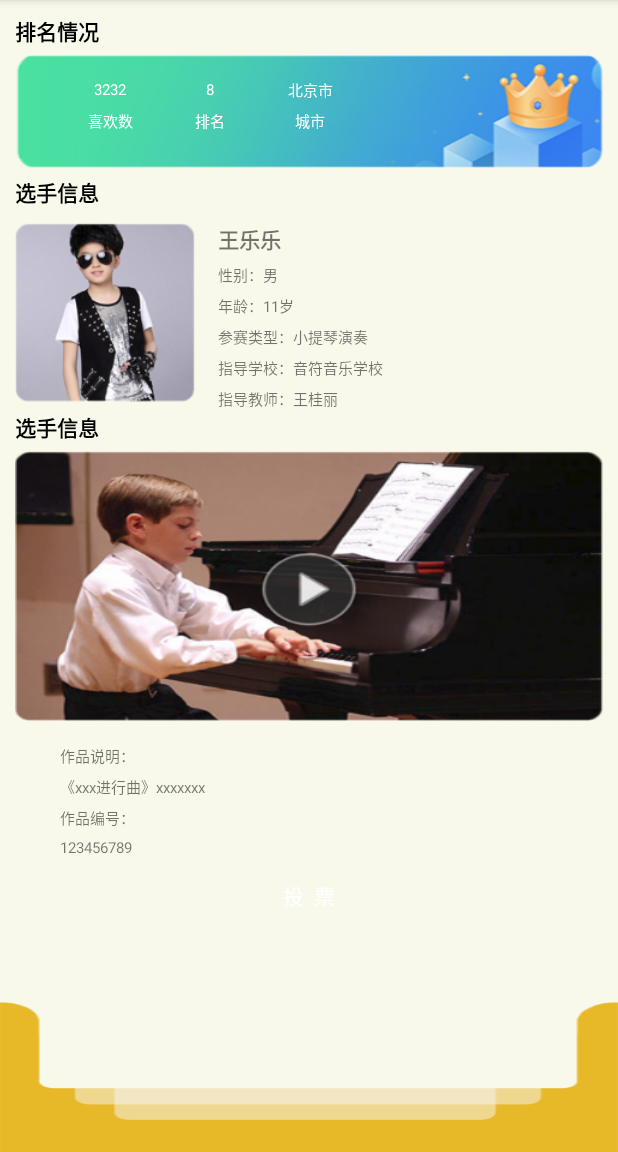
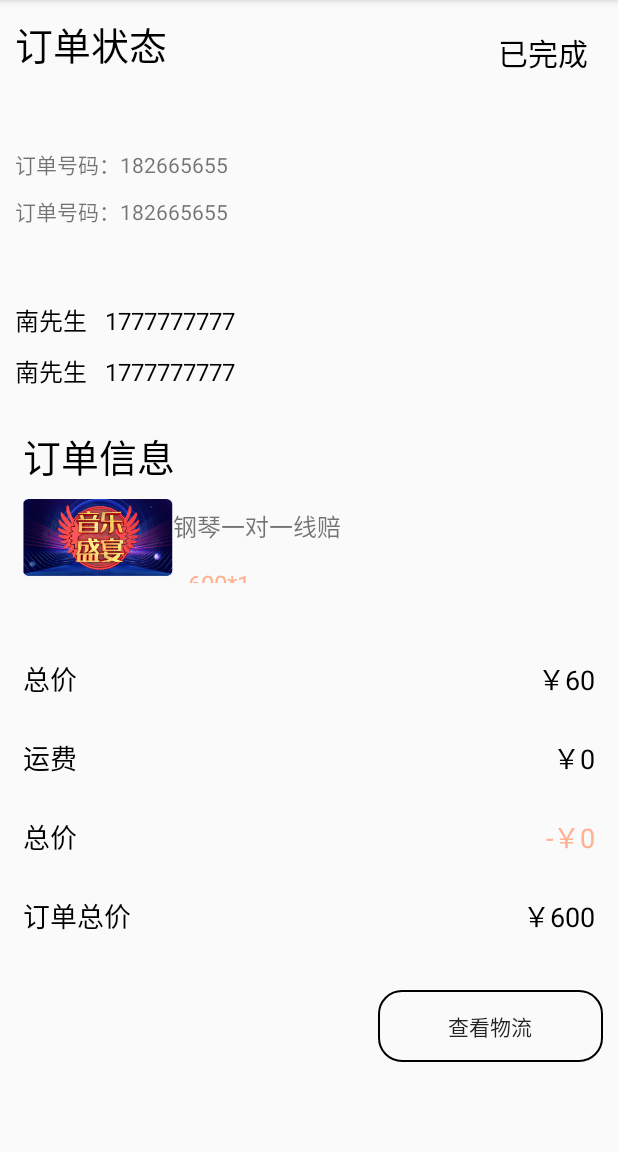
Before and after one commit to yb-251/2002, an Android app: the screen it shows after launch (WangLeLeActivity before the commit, OrderDetilsActivity after it), on a phone screen of 412 x 824 dp, the part 84-1236 px from its top. Run offline under Robolectric (Android 15) with nearby library versions, the phone set to English and light mode, and no system bars.

Commit message:
李哈哈的1.2

```diff
--- a/app/src/main/AndroidManifest.xml
+++ b/app/src/main/AndroidManifest.xml
@@ -9,7 +9,9 @@
         android:roundIcon="@mipmap/ic_launcher_round"
         android:supportsRtl="true"
         android:theme="@style/AppTheme">
-        <activity android:name=".lihaha.WangLeLeActivity"></activity>
+        <activity android:name=".lihaha.OrderDetilsActivity"></activity>
+        <activity android:name=".lihaha.QuessionActivity" />
+        <activity android:name=".lihaha.WangLeLeActivity" />
         <activity android:name=".lihaha.OrderActivity" />
         <activity android:name=".lihaha.AboutActivity" />
         <activity android:name=".lihaha.RegistTableActivity" />
--- a/app/src/main/java/com/example/team/MainActivity.java
+++ b/app/src/main/java/com/example/team/MainActivity.java
@@ -8,6 +8,8 @@ import android.os.Bundle;
 import com.example.team.lihaha.AboutActivity;
 import com.example.team.lihaha.CommentActivity;
 import com.example.team.lihaha.OrderActivity;
+import com.example.team.lihaha.OrderDetilsActivity;
+import com.example.team.lihaha.QuessionActivity;
 import com.example.team.lihaha.RegistTableActivity;
 import com.example.team.lihaha.RegistionActivity;
 import com.example.team.lihaha.WangLeLeActivity;
@@ -23,7 +25,7 @@ public class MainActivity extends AppCompatActivity {
     }
 
     private void initstart() {
-        startActivity(new Intent(this, WangLeLeActivity.class));
+        startActivity(new Intent(this, OrderDetilsActivity.class));
     }
 
 
--- /dev/null
+++ b/app/src/main/java/com/example/team/lihaha/OrderDetilsActivity.java
@@ -0,0 +1,16 @@
+package com.example.team.lihaha;
+
+import androidx.appcompat.app.AppCompatActivity;
+
+import android.os.Bundle;
+
+import com.example.team.R;
+
+public class OrderDetilsActivity extends AppCompatActivity {
+
+    @Override
+    protected void onCreate(Bundle savedInstanceState) {
+        super.onCreate(savedInstanceState);
+        setContentView(R.layout.activity_order_detils);
+    }
+}
--- /dev/null
+++ b/app/src/main/res/drawable/btn_black.xml
@@ -0,0 +1,6 @@
+<?xml version="1.0" encoding="utf-8"?>
+<shape xmlns:android="http://schemas.android.com/apk/res/android">
+<corners android:radius="@dimen/dp_15"/>
+    <stroke android:color="@color/colorBlack" android:width="@dimen/dp_1"/>
+
+</shape>
--- /dev/null
+++ b/app/src/main/res/layout/activity_order_detils.xml
@@ -0,0 +1,234 @@
+<?xml version="1.0" encoding="utf-8"?>
+<androidx.constraintlayout.widget.ConstraintLayout xmlns:android="http://schemas.android.com/apk/res/android"
+    xmlns:app="http://schemas.android.com/apk/res-auto"
+    xmlns:tools="http://schemas.android.com/tools"
+    android:layout_width="match_parent"
+    android:layout_height="match_parent"
+    android:padding="@dimen/dp_10"
+    tools:context=".lihaha.OrderDetilsActivity">
+
+    <TextView android:id="@+id/dingdan"
+     android:textColor="@color/colorBlack"
+     app:layout_constraintTop_toTopOf="parent"
+     app:layout_constraintLeft_toLeftOf="parent"
+     android:layout_width="wrap_content"
+     android:layout_height="wrap_content"
+     android:textSize="@dimen/dp_25"
+     android:text="订单状态"
+     />
+    <TextView
+        android:textColor="@color/colorBlack"
+        app:layout_constraintTop_toTopOf="parent"
+     app:layout_constraintRight_toRightOf="parent"
+        android:layout_width="wrap_content"
+        android:layout_height="wrap_content"
+        android:textSize="@dimen/dp_20"
+        android:padding="@dimen/dp_10"
+        android:text="已完成"
+        />
+    <LinearLayout
+        android:id="@+id/line"
+        android:layout_width="match_parent"
+        android:layout_height="wrap_content"
+        android:layout_marginTop="@dimen/dp_50"
+        app:layout_constraintTop_toBottomOf="@+id/dingdan"
+        app:layout_constraintLeft_toLeftOf="parent"
+        android:orientation="vertical"
+        >
+        <TextView
+            android:layout_width="wrap_content"
+            android:layout_height="wrap_content"
+            android:text="订单号码：182665655"
+            />
+        <TextView
+            android:layout_marginTop="@dimen/dp_10"
+            android:layout_width="wrap_content"
+            android:layout_height="wrap_content"
+            android:text="订单号码：182665655"
+            />
+
+        <TextView
+            android:layout_marginTop="@dimen/dp_50"
+            android:layout_width="wrap_content"
+            android:layout_height="wrap_content"
+            android:text="南先生   1777777777"
+            android:textColor="@color/colorBlack"
+            android:textSize="@dimen/dp_16"
+            />
+        <TextView
+            android:layout_marginTop="@dimen/dp_10"
+            android:layout_width="wrap_content"
+            android:layout_height="wrap_content"
+            android:text="南先生   1777777777"
+            android:textColor="@color/colorBlack"
+            android:textSize="@dimen/dp_16"
+            />
+    </LinearLayout>
+    <androidx.constraintlayout.widget.ConstraintLayout
+        android:layout_height="wrap_content"
+        android:layout_width="match_parent"
+        app:layout_constraintTop_toBottomOf="@id/line"
+        app:layout_constraintLeft_toLeftOf="parent"
+        android:layout_marginTop="@dimen/dp_20"
+        android:padding="@dimen/dp_5"
+        >
+        <TextView
+            android:id="@+id/message"
+            android:textColor="@color/colorBlack"
+            app:layout_constraintTop_toTopOf="parent"
+            app:layout_constraintLeft_toLeftOf="parent"
+            android:layout_width="wrap_content"
+            android:layout_height="wrap_content"
+            android:textSize="@dimen/dp_25"
+            android:text="订单信息"
+            />
+        <androidx.constraintlayout.widget.ConstraintLayout
+            android:layout_marginTop="@dimen/dp_5"
+            android:layout_width="match_parent"
+            android:layout_height="wrap_content"
+            app:layout_constraintTop_toBottomOf="@id/message"
+            android:id="@+id/con1"
+            >
+
+            <ImageView
+                android:id="@+id/img"
+                android:layout_width="@dimen/dp_100"
+                android:layout_height="@dimen/dp_60"
+                android:src="@mipmap/shou_img"
+                app:layout_constraintBottom_toBottomOf="parent"
+                app:layout_constraintLeft_toLeftOf="parent"
+                app:layout_constraintTop_toTopOf="parent" />
+
+            <TextView
+                android:textSize="@dimen/dp_16"
+                android:layout_width="wrap_content"
+                android:layout_height="wrap_content"
+                android:src="@mipmap/shou_img"
+                android:text="钢琴一对一线赔"
+                android:layout_marginTop="@dimen/dp_10"
+                app:layout_constraintLeft_toRightOf="@id/img"
+                app:layout_constraintTop_toTopOf="parent" />
+
+            <TextView
+                android:layout_marginBottom="@dimen/dp_10"
+                android:textColor="@color/colorOrange"
+                android:textSize="@dimen/dp_16"
+                android:layout_width="wrap_content"
+                android:layout_height="wrap_content"
+                android:src="@mipmap/shou_img"
+                android:text="600*1"
+                android:layout_marginLeft="@dimen/dp_10"
+                app:layout_constraintBottom_toBottomOf="parent"
+                app:layout_constraintLeft_toRightOf="@id/img"
+                app:layout_constraintTop_toBottomOf="parent" />
+        </androidx.constraintlayout.widget.ConstraintLayout>
+
+        <androidx.constraintlayout.widget.ConstraintLayout
+            android:layout_height="wrap_content"
+            android:id="@+id/con2"
+            android:layout_width="match_parent"
+            app:layout_constraintTop_toBottomOf="@+id/con1"
+            android:layout_marginTop="@dimen/dp_50"
+            >
+            <TextView
+                android:id="@+id/zj"
+                android:layout_width="wrap_content"
+                android:layout_height="wrap_content"
+                android:text="总价"
+                android:textSize="@dimen/dp_18"
+                android:textColor="@color/colorBlack"
+                app:layout_constraintTop_toTopOf="parent"
+                app:layout_constraintLeft_toLeftOf="parent"
+                />
+            <TextView
+                android:layout_width="wrap_content"
+                android:layout_height="wrap_content"
+                android:text="￥60"
+                android:textSize="@dimen/dp_18"
+                android:textColor="@color/colorBlack"
+                app:layout_constraintTop_toTopOf="parent"
+                app:layout_constraintRight_toRightOf="parent"
+                />
+
+            <TextView
+                android:id="@+id/jz2"
+                android:layout_width="wrap_content"
+                android:layout_height="wrap_content"
+                android:text="运费"
+                android:layout_marginTop="@dimen/dp_25"
+                android:textSize="@dimen/dp_18"
+                android:textColor="@color/colorBlack"
+                app:layout_constraintTop_toBottomOf="@id/zj"
+                app:layout_constraintLeft_toLeftOf="parent"
+
+                />
+            <TextView
+                android:layout_width="wrap_content"
+                android:layout_height="wrap_content"
+                android:text="￥0"
+                android:layout_marginTop="@dimen/dp_25"
+                android:textSize="@dimen/dp_18"
+                android:textColor="@color/colorBlack"
+                app:layout_constraintTop_toBottomOf="@id/zj"
+                app:layout_constraintRight_toRightOf="parent"
+
+                />
+            <TextView
+                android:id="@+id/jz3"
+                android:layout_width="wrap_content"
+                android:layout_height="wrap_content"
+                android:text="总价"
+                android:layout_marginTop="@dimen/dp_25"
+                android:textSize="@dimen/dp_18"
+                android:textColor="@color/colorBlack"
+                app:layout_constraintTop_toBottomOf="@id/jz2"
+                app:layout_constraintLeft_toLeftOf="parent"
+
+                />
+            <TextView
+                android:layout_width="wrap_content"
+                android:layout_height="wrap_content"
+                android:text="-￥0"
+                android:layout_marginTop="@dimen/dp_25"
+                android:textSize="@dimen/dp_18"
+                android:textColor="@color/colorOrange"
+                app:layout_constraintTop_toBottomOf="@id/jz2"
+                app:layout_constraintRight_toRightOf="parent"
+                />
+
+            <TextView
+                android:id="@+id/jz4"
+                android:layout_width="wrap_content"
+                android:layout_height="wrap_content"
+                android:text="订单总价"
+                android:layout_marginTop="@dimen/dp_25"
+                android:textSize="@dimen/dp_18"
+                android:textColor="@color/colorBlack"
+                app:layout_constraintTop_toBottomOf="@id/jz3"
+                app:layout_constraintLeft_toLeftOf="parent"
+
+                />
+            <TextView
+                android:layout_width="wrap_content"
+                android:layout_height="wrap_content"
+                android:text="￥600"
+                android:layout_marginTop="@dimen/dp_25"
+                android:textSize="@dimen/dp_18"
+                android:textColor="@color/colorBlack"
+                app:layout_constraintTop_toBottomOf="@id/jz3"
+                app:layout_constraintRight_toRightOf="parent"
+                />
+        </androidx.constraintlayout.widget.ConstraintLayout>
+    </androidx.constraintlayout.widget.ConstraintLayout>
+    <Button
+        android:layout_width="@dimen/dp_150"
+        android:layout_height="wrap_content"
+       app:layout_constraintBottom_toBottomOf="parent"
+        app:layout_constraintRight_toRightOf="parent"
+        android:background="@drawable/btn_black"
+        android:text="查看物流"
+        android:layout_marginBottom="@dimen/dp_50"
+        >
+
+    </Button>
+</androidx.constraintlayout.widget.ConstraintLayout>
--- a/build.gradle
+++ b/build.gradle
@@ -5,7 +5,7 @@ buildscript {
         jcenter()
     }
     dependencies {
-        classpath "com.android.tools.build:gradle:4.0.0"
+        classpath 'com.android.tools.build:gradle:4.0.1'
 
         // NOTE: Do not place your application dependencies here; they belong
         // in the individual module build.gradle files
```
Also changed, not shown: app/src/main/java/com/example/team/lihaha/QuessionActivity.java (added, +46 -0 lines), app/src/main/java/com/example/team/lihaha/adpter/QuessionAdpter.java (added, +40 -0 lines), app/src/main/java/com/example/team/lihaha/base/QuessionBean.java (added, +30 -0 lines), app/src/main/res/layout/adpter_quession.xml (added, +51 -0 lines), app/src/main/res/mipmap-xhdpi/jiantou.png (added), app/src/main/res/mipmap-xhdpi/message.png (added).
